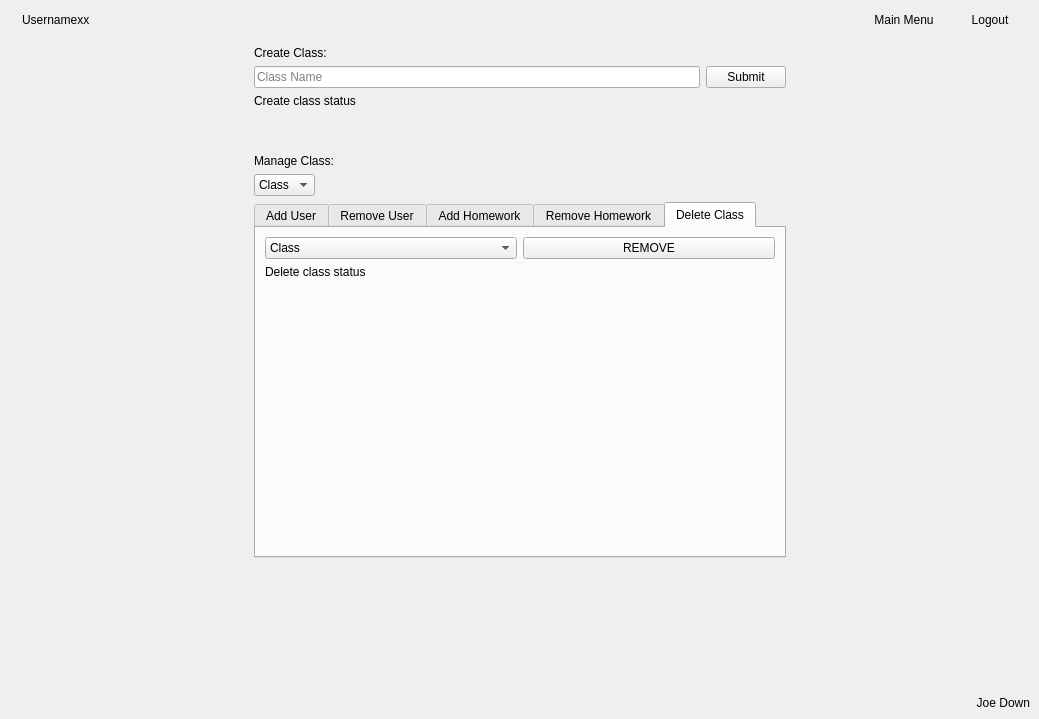
Qt form window.ui (AnthropomorphicMonkey/Coursework) before a commit.
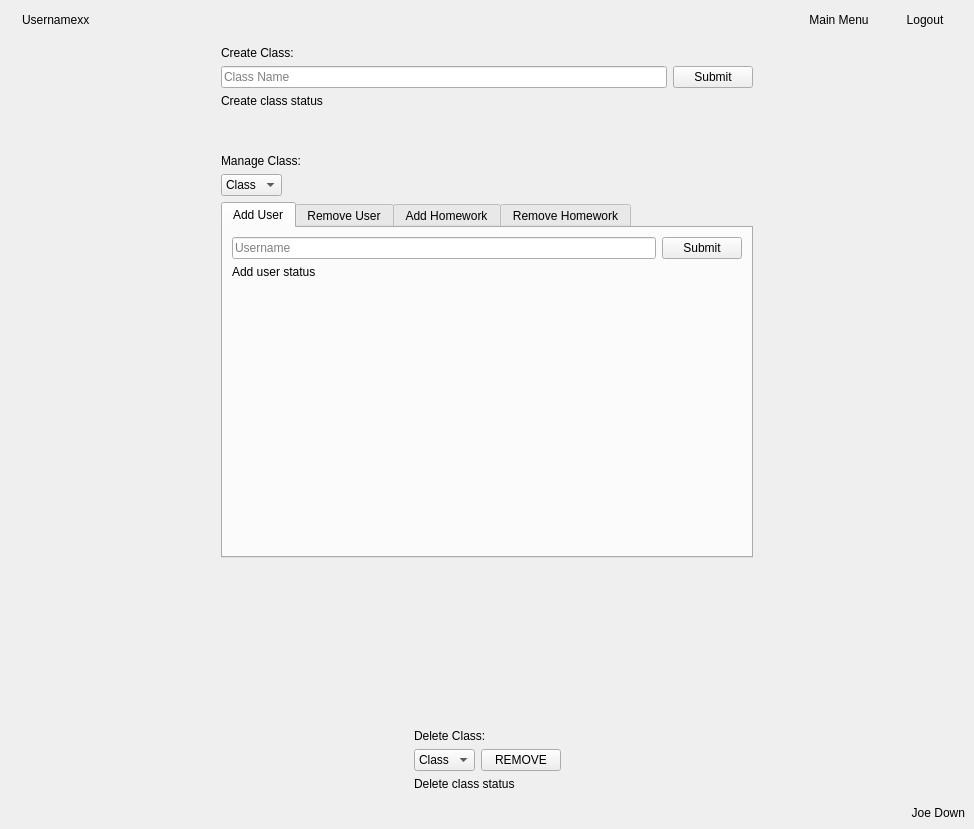
The same form after that commit. The open tabs and pages were chosen to show the change. Icons and pictures are not drawn. Custom widgets are drawn as their Qt base class.

The edit to the form file:
```diff
--- a/window.ui
+++ b/window.ui
@@ -6,8 +6,8 @@
    <rect>
     <x>0</x>
     <y>0</y>
-    <width>1039</width>
-    <height>719</height>
+    <width>974</width>
+    <height>829</height>
    </rect>
   </property>
   <property name="font">
@@ -1736,7 +1736,7 @@
             <item>
              <widget class="QTabWidget" name="admin_tab_widget">
               <property name="currentIndex">
-               <number>4</number>
+               <number>0</number>
               </property>
               <widget class="QWidget" name="tab_5">
                <attribute name="title">
@@ -2010,53 +2010,6 @@
                 </item>
                </layout>
               </widget>
-              <widget class="QWidget" name="tab_8">
-               <attribute name="title">
-                <string>Delete Class</string>
-               </attribute>
-               <layout class="QVBoxLayout" name="verticalLayout_63">
-                <item>
-                 <layout class="QHBoxLayout" name="horizontalLayout_18">
-                  <item>
-                   <widget class="QComboBox" name="admin_delete_class_combo_box">
-                    <item>
-                     <property name="text">
-                      <string>Class</string>
-                     </property>
-                    </item>
-                   </widget>
-                  </item>
-                  <item>
-                   <widget class="QPushButton" name="admin_remove_class_button">
-                    <property name="text">
-                     <string>REMOVE</string>
-                    </property>
-                   </widget>
-                  </item>
-                 </layout>
-                </item>
-                <item>
-                 <widget class="QLabel" name="admin_delete_class_status_label">
-                  <property name="text">
-                   <string>Delete class status</string>
-                  </property>
-                 </widget>
-                </item>
-                <item>
-                 <spacer name="verticalSpacer_6">
-                  <property name="orientation">
-                   <enum>Qt::Vertical</enum>
-                  </property>
-                  <property name="sizeHint" stdset="0">
-                   <size>
-                    <width>0</width>
-                    <height>0</height>
-                   </size>
-                  </property>
-                 </spacer>
-                </item>
-               </layout>
-              </widget>
              </widget>
             </item>
            </layout>
@@ -2089,6 +2042,74 @@
           </property>
          </spacer>
         </item>
+        <item>
+         <layout class="QHBoxLayout" name="horizontalLayout_41">
+          <item>
+           <spacer name="horizontalSpacer_28">
+            <property name="orientation">
+             <enum>Qt::Horizontal</enum>
+            </property>
+            <property name="sizeHint" stdset="0">
+             <size>
+              <width>40</width>
+              <height>20</height>
+             </size>
+            </property>
+           </spacer>
+          </item>
+          <item>
+           <layout class="QVBoxLayout" name="verticalLayout_27">
+            <item>
+             <widget class="QLabel" name="label_20">
+              <property name="text">
+               <string>Delete Class:</string>
+              </property>
+             </widget>
+            </item>
+            <item>
+             <layout class="QHBoxLayout" name="horizontalLayout_18">
+              <item>
+               <widget class="QComboBox" name="admin_delete_class_combo_box">
+                <item>
+                 <property name="text">
+                  <string>Class</string>
+                 </property>
+                </item>
+               </widget>
+              </item>
+              <item>
+               <widget class="QPushButton" name="admin_remove_class_button">
+                <property name="text">
+                 <string>REMOVE</string>
+                </property>
+               </widget>
+              </item>
+             </layout>
+            </item>
+            <item>
+             <widget class="QLabel" name="admin_delete_class_status_label">
+              <property name="text">
+               <string>Delete class status</string>
+              </property>
+             </widget>
+            </item>
+           </layout>
+          </item>
+          <item>
+           <spacer name="horizontalSpacer_44">
+            <property name="orientation">
+             <enum>Qt::Horizontal</enum>
+            </property>
+            <property name="sizeHint" stdset="0">
+             <size>
+              <width>40</width>
+              <height>20</height>
+             </size>
+            </property>
+           </spacer>
+          </item>
+         </layout>
+        </item>
        </layout>
       </widget>
       <widget class="QWidget" name="account_management_page">
@@ -2525,6 +2546,13 @@
    </layout>
   </widget>
  </widget>
+ <customwidgets>
+  <customwidget>
+   <class>QChartView</class>
+   <extends>QGraphicsView</extends>
+   <header>PyQt5.QtChart</header>
+  </customwidget>
+ </customwidgets>
  <resources>
   <include location="window_elements/window.qrc"/>
   <include location="window_elements/window.qrc"/>
```
Left out of the diff: 7 changed lines with no effect on the pictures.
